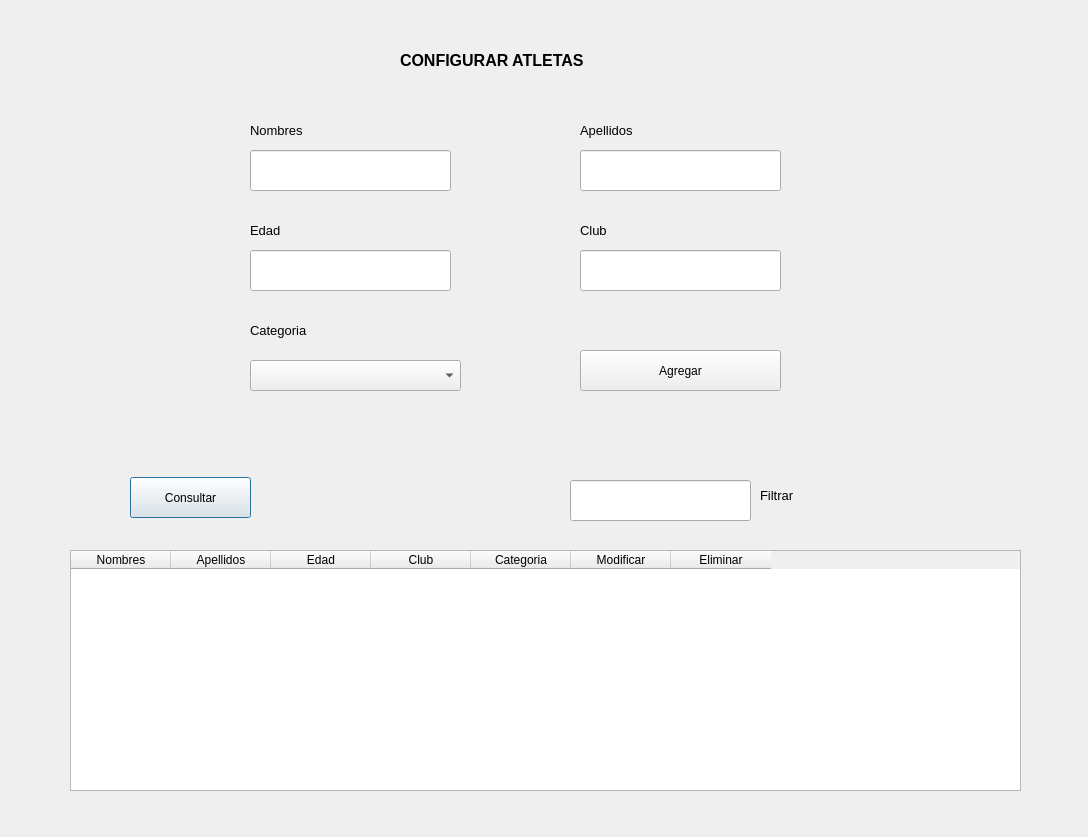
germang2/CrossfitTimer, file qt/athletesView.ui: the form before one commit.
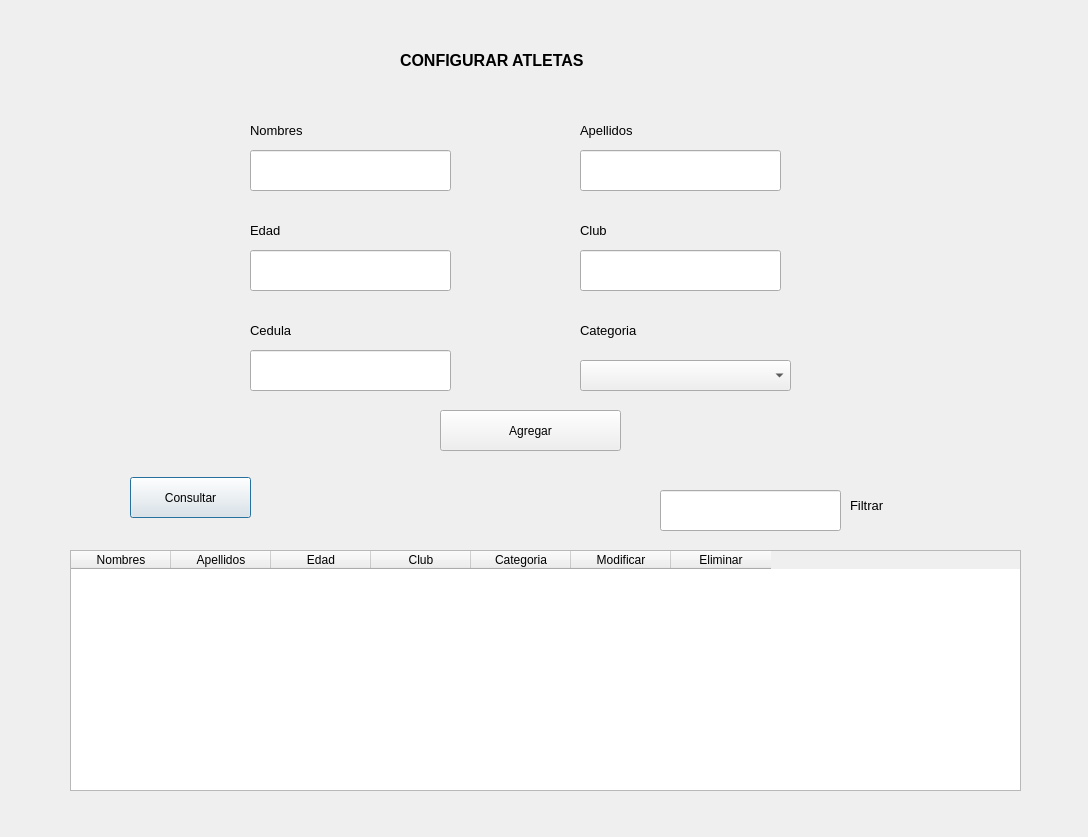
The form after the commit.

Commit message: it adds field nit to model athlete and fix controller to handle it

```diff
--- a/qt/athletesView.ui
+++ b/qt/athletesView.ui
@@ -109,7 +109,7 @@
   <widget class="QLabel" name="label_6">
    <property name="geometry">
     <rect>
-     <x>250</x>
+     <x>580</x>
      <y>310</y>
      <width>101</width>
      <height>41</height>
@@ -127,7 +127,7 @@
   <widget class="QComboBox" name="cb_categories">
    <property name="geometry">
     <rect>
-     <x>250</x>
+     <x>580</x>
      <y>360</y>
      <width>211</width>
      <height>31</height>
@@ -190,9 +190,9 @@
   <widget class="QPushButton" name="btn_add_atlete">
    <property name="geometry">
     <rect>
-     <x>580</x>
-     <y>350</y>
-     <width>201</width>
+     <x>440</x>
+     <y>410</y>
+     <width>181</width>
      <height>41</height>
     </rect>
    </property>
@@ -203,8 +203,8 @@
   <widget class="QLineEdit" name="ed_filter">
    <property name="geometry">
     <rect>
-     <x>570</x>
-     <y>480</y>
+     <x>660</x>
+     <y>490</y>
      <width>181</width>
      <height>41</height>
     </rect>
@@ -213,8 +213,8 @@
   <widget class="QLabel" name="label_7">
    <property name="geometry">
     <rect>
-     <x>760</x>
-     <y>480</y>
+     <x>850</x>
+     <y>490</y>
      <width>91</width>
      <height>31</height>
     </rect>
@@ -473,6 +473,87 @@
     <string/>
    </property>
   </widget>
+  <widget class="QLineEdit" name="ed_nit">
+   <property name="geometry">
+    <rect>
+     <x>250</x>
+     <y>350</y>
+     <width>201</width>
+     <height>41</height>
+    </rect>
+   </property>
+   <property name="text">
+    <string/>
+   </property>
+  </widget>
+  <widget class="QLabel" name="lb_nit_error">
+   <property name="geometry">
+    <rect>
+     <x>250</x>
+     <y>390</y>
+     <width>201</width>
+     <height>20</height>
+    </rect>
+   </property>
+   <property name="palette">
+    <palette>
+     <active>
+      <colorrole role="WindowText">
+       <brush brushstyle="SolidPattern">
+        <color alpha="255">
+         <red>255</red>
+         <green>0</green>
+         <blue>0</blue>
+        </color>
+       </brush>
+      </colorrole>
+     </active>
+     <inactive>
+      <colorrole role="WindowText">
+       <brush brushstyle="SolidPattern">
+        <color alpha="255">
+         <red>255</red>
+         <green>0</green>
+         <blue>0</blue>
+        </color>
+       </brush>
+      </colorrole>
+     </inactive>
+     <disabled>
+      <colorrole role="WindowText">
+       <brush brushstyle="SolidPattern">
+        <color alpha="255">
+         <red>120</red>
+         <green>120</green>
+         <blue>120</blue>
+        </color>
+       </brush>
+      </colorrole>
+     </disabled>
+    </palette>
+   </property>
+   <property name="text">
+    <string/>
+   </property>
+  </widget>
+  <widget class="QLabel" name="label_8">
+   <property name="geometry">
+    <rect>
+     <x>250</x>
+     <y>310</y>
+     <width>101</width>
+     <height>41</height>
+    </rect>
+   </property>
+   <property name="font">
+    <font>
+     <pointsize>10</pointsize>
+    </font>
+   </property>
+   <property name="text">
+    <string>Cedula</string>
+   </property>
+  </widget>
  </widget>
  <resources/>
  <connections/>
```
The commit also changes 4 other files.
